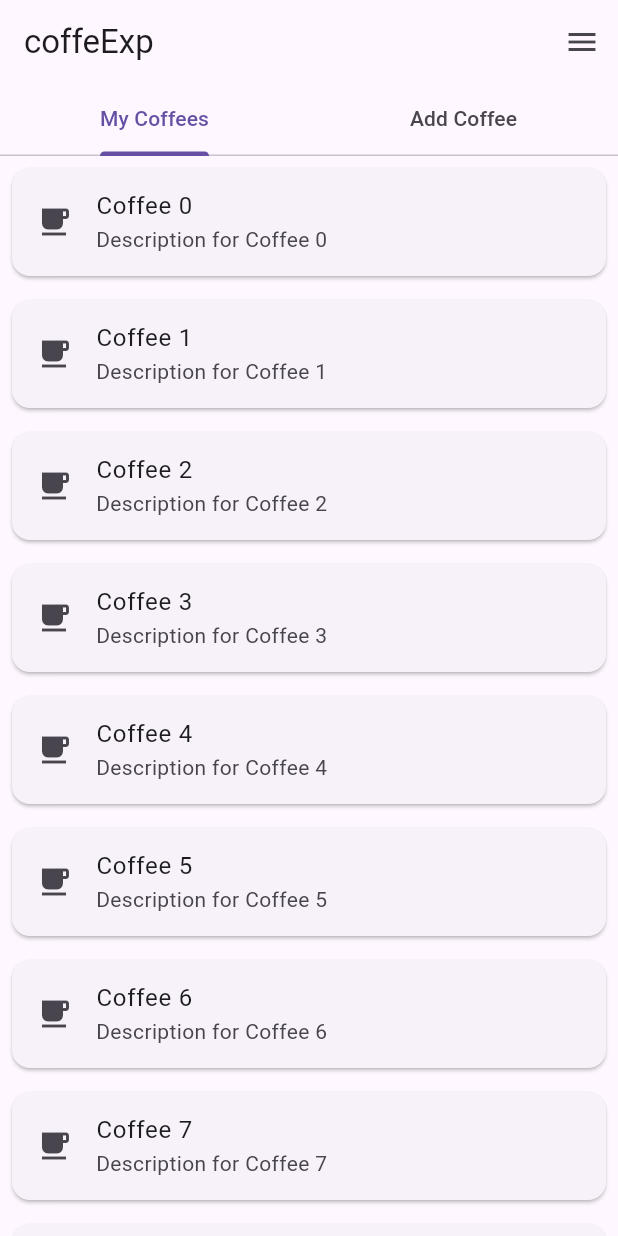
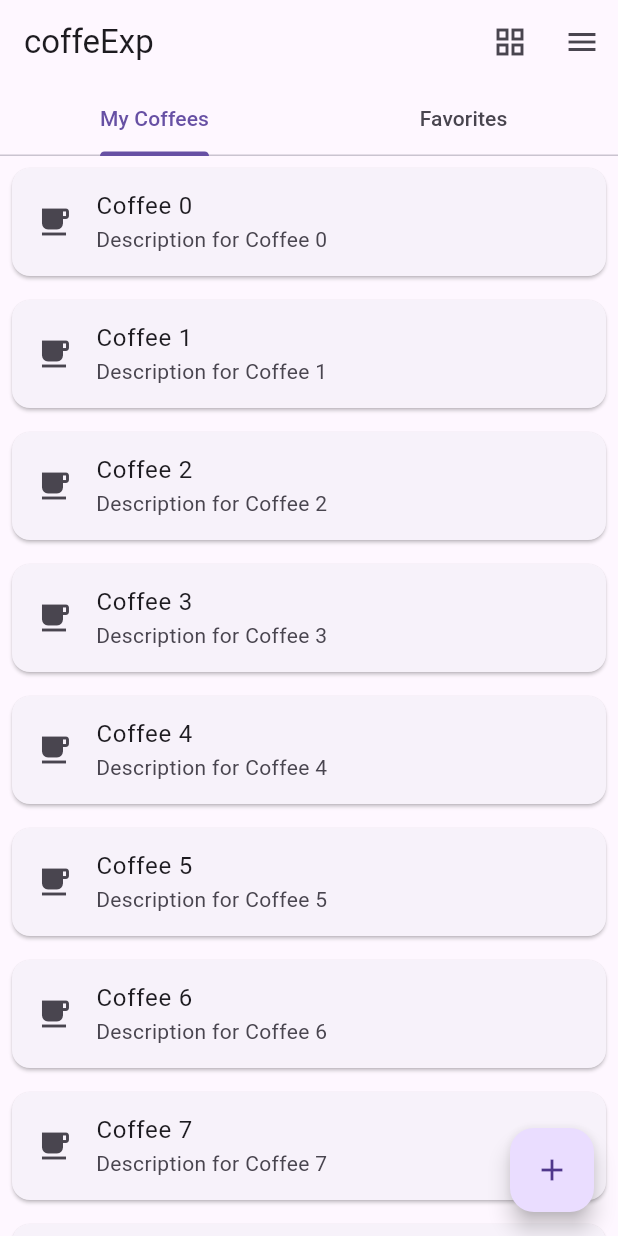
Before and after one commit to popcoondev/coffeexp, a Flutter app: the screen it shows after launch, on a phone screen of 412 x 824 dp. Run offline on Flutter 3.47's test engine with Material 3 defaults, Android fonts, the light colour scheme and no system bars; our stand-ins replace firebase_core; accounts and stored records are empty; generated files the repository leaves out were written again.

Commit message:
Refactor HomeScreen to use ListView or GridView based on user preference

```diff
--- a/lib/main.dart
+++ b/lib/main.dart
@@ -11,7 +11,15 @@ void main() async {
     home: HomeScreen(),
   ));
 }
-class HomeScreen extends StatelessWidget {
+
+class HomeScreen extends StatefulWidget {
+  @override
+  _HomeScreenState createState() => _HomeScreenState();
+}
+
+class _HomeScreenState extends State<HomeScreen> {
+  bool isListView = true;
+
   @override
   Widget build(BuildContext context) {
     return DefaultTabController(
@@ -21,26 +29,40 @@ class HomeScreen extends StatelessWidget {
           title: Text('coffeExp'),
           actions: [
             IconButton(
+              icon: Icon(isListView ? Icons.grid_view : Icons.list),
+              onPressed: () {
+                setState(() {
+                  isListView = !isListView;
+                });
+              },
+            ),
+            IconButton(
               icon: Icon(Icons.menu),
               onPressed: () {
-                // メニューの操作を実装
+                // メニューの操作を実装予定
               },
             ),
           ],
           bottom: TabBar(
             tabs: [
               Tab(text: 'My Coffees'),
-              Tab(text: 'Add Coffee'),
+              Tab(text: 'Favorites'),
             ],
           ),
         ),
         body: TabBarView(
           children: [
-            // コーヒー一覧
-            CoffeeListView(),
-            // 新規コーヒー追加
-            AddCoffeeView(),
+            // コーヒー一覧ビュー
+            isListView ? CoffeeListView() : CoffeeGridView(),
+            // お気に入り（仮実装）
+            Center(child: Text('Favorites will be implemented here')),
           ],
+        ),
+        floatingActionButton: FloatingActionButton(
+          onPressed: () {
+            // 新規コーヒー記録画面への遷移を実装予定
+          },
+          child: Icon(Icons.add),
         ),
       ),
     );
@@ -60,8 +82,36 @@ class CoffeeListView extends StatelessWidget {
             title: Text('Coffee $index'),
             subtitle: Text('Description for Coffee $index'),
             onTap: () {
-              // コーヒー詳細画面への遷移を実装
+              // コーヒー詳細画面への遷移を実装予定
             },
+          ),
+        );
+      },
+    );
+  }
+}
+
+class CoffeeGridView extends StatelessWidget {
+  @override
+  Widget build(BuildContext context) {
+    return GridView.builder(
+      gridDelegate: SliverGridDelegateWithFixedCrossAxisCount(
+        crossAxisCount: 2,
+        crossAxisSpacing: 8.0,
+        mainAxisSpacing: 8.0,
+      ),
+      itemCount: 10, // 仮のデータ数
+      itemBuilder: (context, index) {
+        return Card(
+          margin: EdgeInsets.all(8.0),
+          child: Column(
+            mainAxisAlignment: MainAxisAlignment.center,
+            children: [
+              Icon(Icons.local_cafe, size: 50),
+              SizedBox(height: 8.0),
+              Text('Coffee $index'),
+              Text('Description for Coffee $index'),
+            ],
           ),
         );
       },
@@ -75,7 +125,7 @@ class AddCoffeeView extends StatelessWidget {
     return Center(
       child: ElevatedButton(
         onPressed: () {
-          // 新規コーヒーの追加操作を実装
+          // 新規コーヒーの追加操作を実装予定
         },
         child: Text('Add a New Coffee'),
       ),
```
